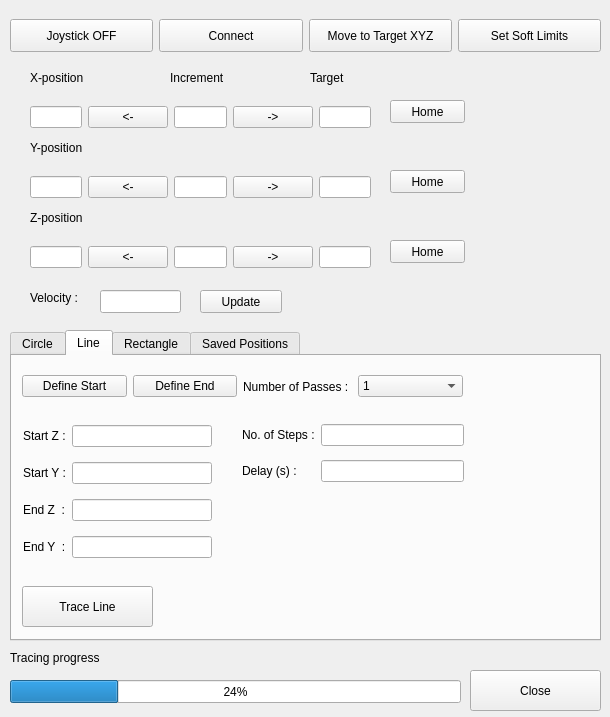
Qt form uiESP300.ui (pdera/laser_cutting) before a commit.
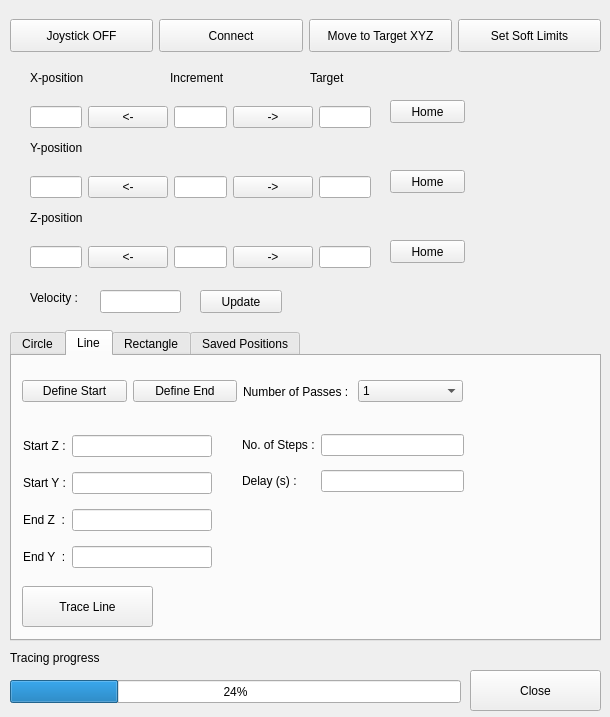
The same form after that commit. The open tabs and pages were chosen to show the change.

Commit message: Repair of gui layout

Patch:
```diff
--- a/uiESP300.ui
+++ b/uiESP300.ui
@@ -471,7 +471,7 @@
      <property name="geometry">
       <rect>
        <x>11</x>
-       <y>60</y>
+       <y>70</y>
        <width>189</width>
        <height>152</height>
       </rect>
@@ -523,7 +523,7 @@
      <property name="geometry">
       <rect>
        <x>230</x>
-       <y>60</y>
+       <y>70</y>
        <width>222</width>
        <height>74</height>
       </rect>
@@ -557,7 +557,7 @@
        <x>10</x>
        <y>10</y>
        <width>441</width>
-       <height>41</height>
+       <height>51</height>
       </rect>
      </property>
      <layout class="QHBoxLayout" name="horizontalLayout_4">
```
Left out of the diff: 6 changed lines with no effect on the pictures.
